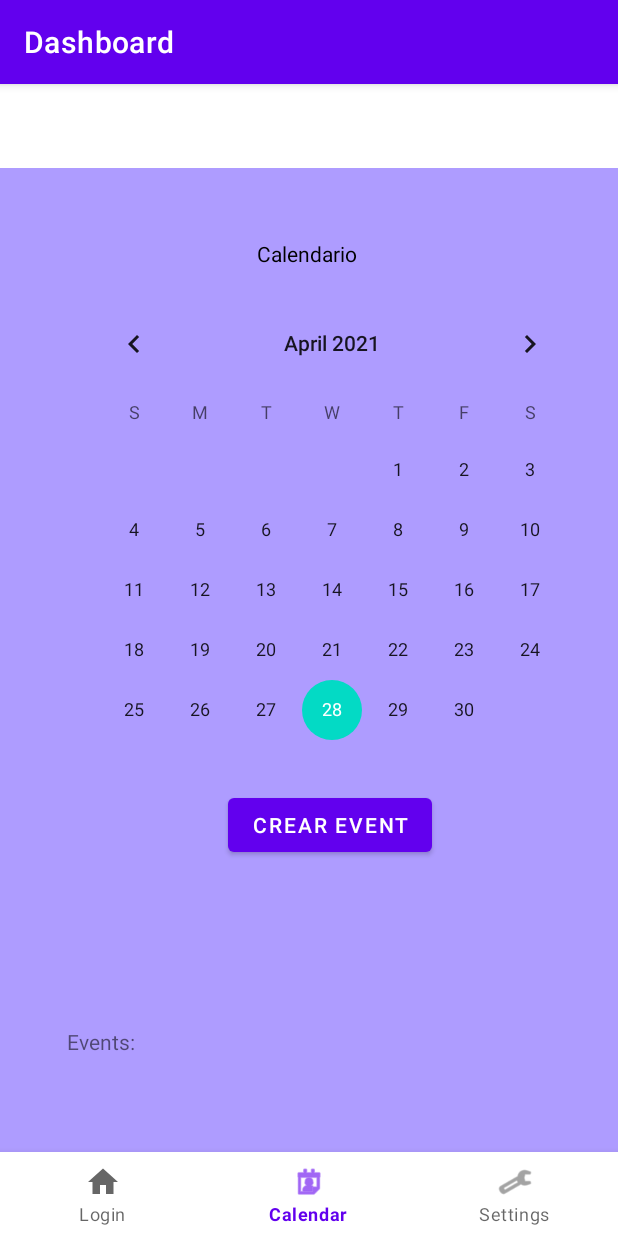
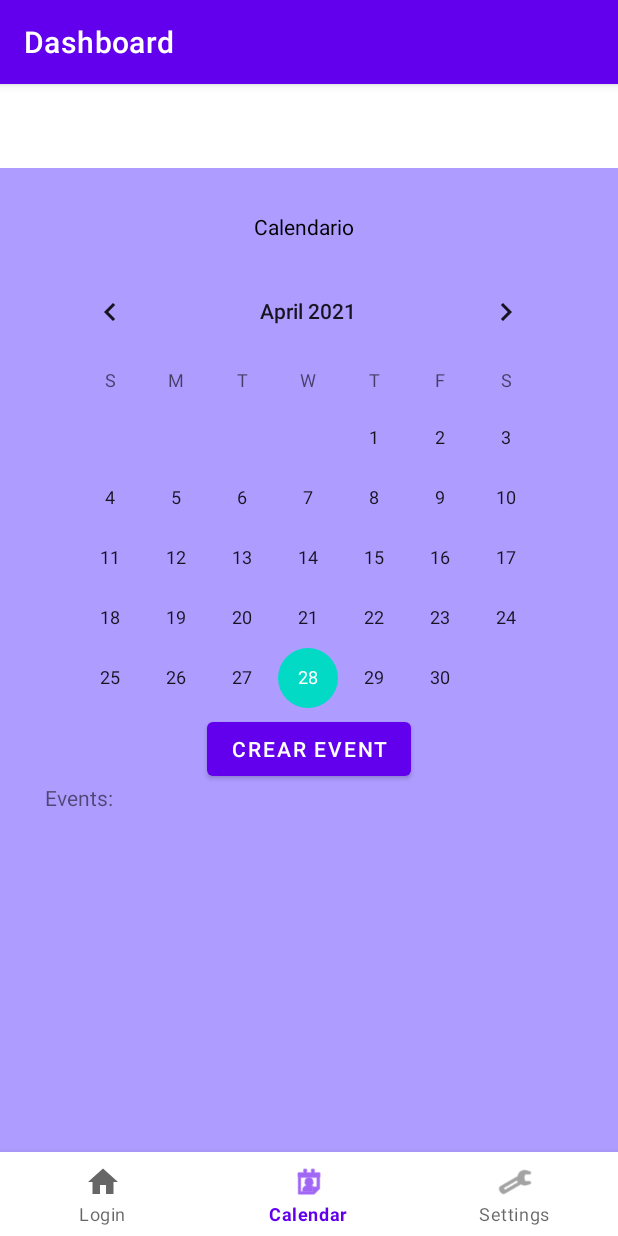
Before and after one commit to ivanmansilla/StuDiary_AT-app, an Android app: the CalendarFragment screen opened through its navigation route, on a phone screen of 412 x 824 dp. Run offline under Robolectric (Android 15) with nearby library versions, the phone set to English and light mode, and no system bars; our stand-ins replace navigation-ui.

Commit message:
xml calendar

```diff
--- a/app/src/main/res/layout/fragment_calendar.xml
+++ b/app/src/main/res/layout/fragment_calendar.xml
@@ -18,22 +18,23 @@
         android:layout_height="wrap_content"
         app:layout_constraintBottom_toBottomOf="parent"
         app:layout_constraintEnd_toEndOf="parent"
-        app:layout_constraintHorizontal_bias="0.737"
+        app:layout_constraintHorizontal_bias="0.491"
         app:layout_constraintStart_toStartOf="parent"
         app:layout_constraintTop_toTopOf="parent"
-        app:layout_constraintVertical_bias="0.223" />
+        app:layout_constraintVertical_bias="0.165" />
 
     <TextView
         android:id="@+id/textView"
-        android:layout_width="69dp"
-        android:layout_height="wrap_content"
+        android:layout_width="72dp"
+        android:layout_height="23dp"
         android:text="Calendario"
         android:textColor="#000000"
         app:layout_constraintBottom_toBottomOf="parent"
         app:layout_constraintEnd_toEndOf="parent"
+        app:layout_constraintHorizontal_bias="0.498"
         app:layout_constraintStart_toStartOf="parent"
         app:layout_constraintTop_toTopOf="parent"
-        app:layout_constraintVertical_bias="0.068" />
+        app:layout_constraintVertical_bias="0.043" />
 
     <TextView
         android:id="@+id/textView2"
@@ -42,10 +43,10 @@
         android:text="Events:"
         app:layout_constraintBottom_toBottomOf="parent"
         app:layout_constraintEnd_toEndOf="parent"
-        app:layout_constraintHorizontal_bias="0.122"
+        app:layout_constraintHorizontal_bias="0.081"
         app:layout_constraintStart_toStartOf="parent"
         app:layout_constraintTop_toTopOf="parent"
-        app:layout_constraintVertical_bias="0.827" />
+        app:layout_constraintVertical_bias="0.592" />
 
     <Button
         android:id="@+id/button"
@@ -54,10 +55,9 @@
         android:text="Crear event"
         app:layout_constraintBottom_toBottomOf="parent"
         app:layout_constraintEnd_toEndOf="parent"
-        app:layout_constraintHorizontal_bias="0.55"
         app:layout_constraintStart_toStartOf="parent"
         app:layout_constraintTop_toTopOf="parent"
-        app:layout_constraintVertical_bias="0.623" />
+        app:layout_constraintVertical_bias="0.547" />
 
     <TextView
         android:id="@+id/textView3"
@@ -66,8 +66,8 @@
         android:text=""
         app:layout_constraintBottom_toBottomOf="parent"
         app:layout_constraintEnd_toEndOf="parent"
-        app:layout_constraintHorizontal_bias="0.724"
+        app:layout_constraintHorizontal_bias="0.517"
         app:layout_constraintStart_toStartOf="parent"
         app:layout_constraintTop_toTopOf="parent"
-        app:layout_constraintVertical_bias="0.291" />
+        app:layout_constraintVertical_bias="0.91" />
 </androidx.constraintlayout.widget.ConstraintLayout>
```
